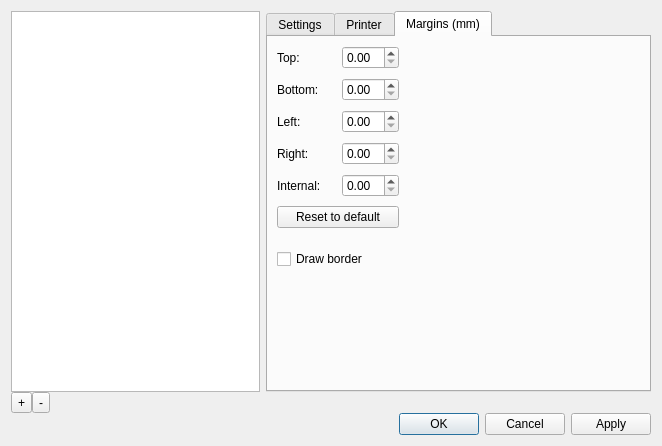
This is src/plicapage/gui/printersettings/printersettings.ui in spuddermax/plica-page as Qt 5 draws it before an edit. The edited form follows.
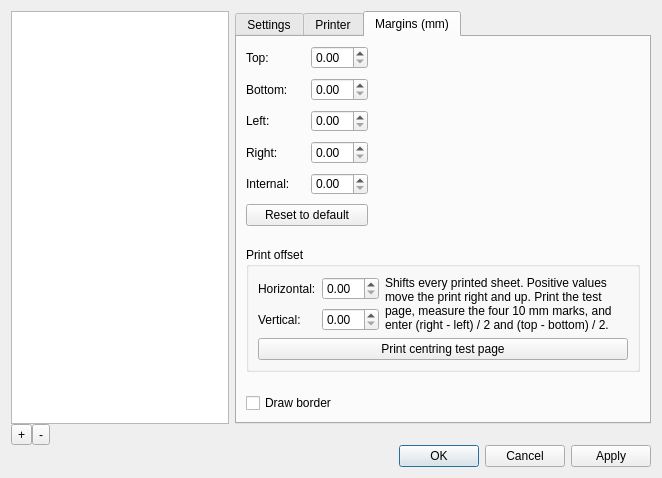
This is the edited form. The open tabs and pages were chosen to show the change.

Commit message: Add a per-profile print offset to centre the sheet on the paper

The edit to the form file:
```diff
--- a/src/plicapage/gui/printersettings/printersettings.ui
+++ b/src/plicapage/gui/printersettings/printersettings.ui
@@ -272,6 +272,52 @@
            </item>
           </layout>
          </item>
+         <item>
+          <widget class="QGroupBox" name="offsetGroup">
+           <property name="title">
+            <string>Print offset</string>
+           </property>
+           <layout class="QGridLayout" name="offsetGrid">
+            <item row="0" column="0">
+             <widget class="QLabel" name="offsetXLbl">
+              <property name="text">
+               <string>Horizontal:</string>
+              </property>
+             </widget>
+            </item>
+            <item row="0" column="1">
+             <widget class="QDoubleSpinBox" name="offsetXSpin"/>
+            </item>
+            <item row="1" column="0">
+             <widget class="QLabel" name="offsetYLbl">
+              <property name="text">
+               <string>Vertical:</string>
+              </property>
+             </widget>
+            </item>
+            <item row="1" column="1">
+             <widget class="QDoubleSpinBox" name="offsetYSpin"/>
+            </item>
+            <item row="0" column="2" rowspan="2">
+             <widget class="QLabel" name="offsetHelp">
+              <property name="text">
+               <string>Shifts every printed sheet. Positive values move the print right and up. Print the test page, measure the four 10 mm marks, and enter (right - left) / 2 and (top - bottom) / 2.</string>
+              </property>
+              <property name="wordWrap">
+               <bool>true</bool>
+              </property>
+             </widget>
+            </item>
+            <item row="2" column="0" colspan="3">
+             <widget class="QPushButton" name="centeringButton">
+              <property name="text">
+               <string>Print centring test page</string>
+              </property>
+             </widget>
+            </item>
+           </layout>
+          </widget>
+         </item>
          <item>
           <widget class="QCheckBox" name="borderCbx">
            <property name="text">
```
The commit also changes 9 other files.
